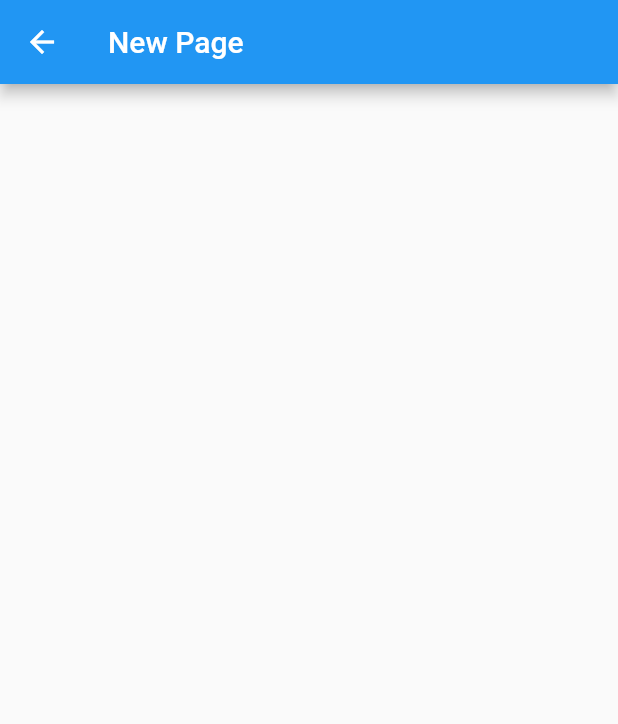
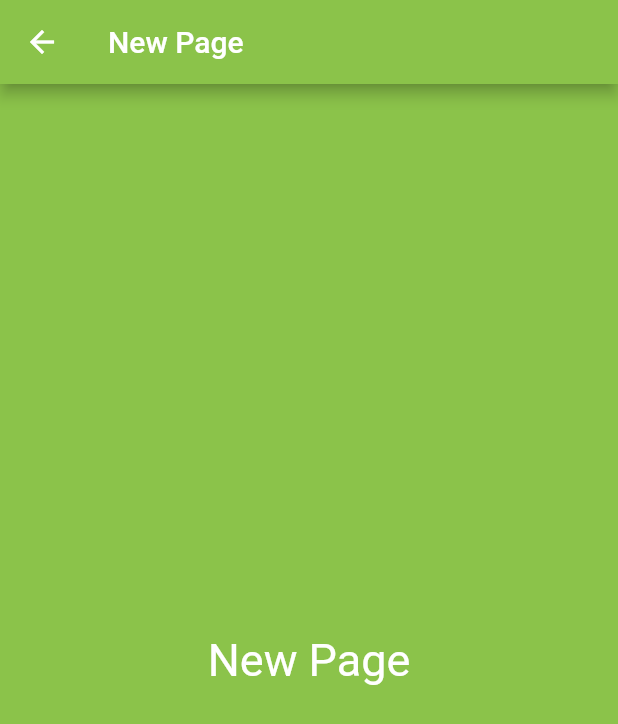
Before and after one commit to Zhamshid/AutoRouteExample_Flutter, a Flutter app: the NewPage screen opened by its route, on a phone screen of 412 x 824 dp. Shown: the top 724 px of the screen. Run offline on Flutter 3.47's test engine with Material 2 defaults, Android fonts, the phone set to English and light mode, and no system bars; our stand-ins replace auto_route.

Commit message:
last changes

```diff
--- a/lib/pages/new_page.dart
+++ b/lib/pages/new_page.dart
@@ -12,7 +12,20 @@ class _NewPageState extends State<NewPage> {
   Widget build(BuildContext context) {
     return Scaffold(
       appBar: AppBar(
+        backgroundColor: Colors.lightGreen,
         title: const Text("New Page"),
+      ),
+      body: Container(
+        color: Colors.lightGreen,
+        child: const Center(
+          child: Text(
+            "New Page",
+            style: TextStyle(
+              color: Colors.white,
+              fontSize: 30,
+            ),
+          ),
+        ),
       ),
     );
   }
```
Also changed, not shown: lib/pages/fourth_page.dart (deleted, +0 -17 lines).
